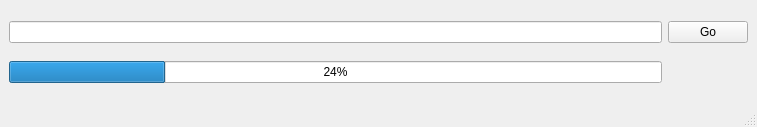
Old version of the form mainwindow.ui in the repository dahelmm/Quotes_Qt.
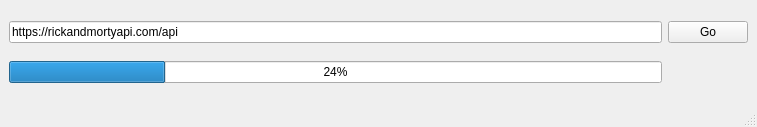
New version of the form.

Diff of the .ui file:
```diff
--- a/mainwindow.ui
+++ b/mainwindow.ui
@@ -16,7 +16,11 @@
   <widget class="QWidget" name="centralwidget">
    <layout class="QGridLayout" name="gridLayout">
     <item row="0" column="0">
-     <widget class="QLineEdit" name="lE_link"/>
+     <widget class="QLineEdit" name="lE_link">
+      <property name="text">
+       <string>https://rickandmortyapi.com/api</string>
+      </property>
+     </widget>
     </item>
     <item row="0" column="1">
      <widget class="QPushButton" name="pB_go">
```
